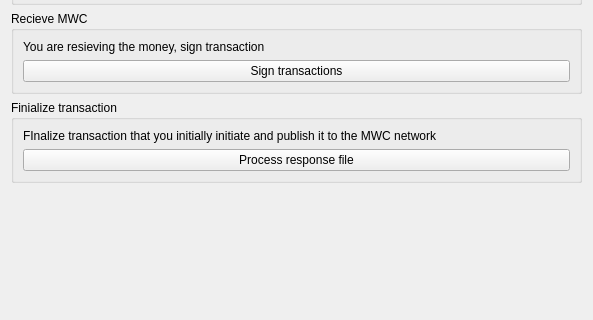
The window that windows/filetransactions.ui (mwcproject/mwc-qt-wallet) describes before a commit, drawn with Qt 5; both pictures show x 0 to 593 and y 89 to 409 of the 593 by 516 pixel window.
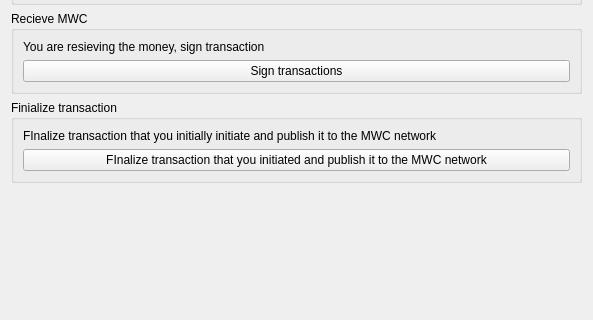
The same window after the commit.

Patch:
```diff
--- a/windows/filetransactions.ui
+++ b/windows/filetransactions.ui
@@ -123,7 +123,7 @@
       <item>
        <widget class="QPushButton" name="processResponceFileButton">
         <property name="text">
-         <string>Process response file</string>
+         <string>FInalize transaction that you initiated and publish it to the MWC network</string>
         </property>
        </widget>
       </item>
```
